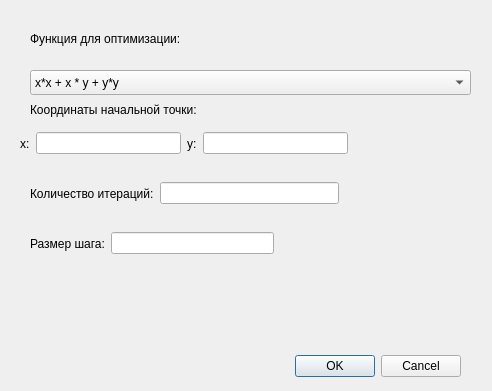
The window that dialogmodel.ui (braubergiag/GDG) describes before a commit, drawn with Qt 5.
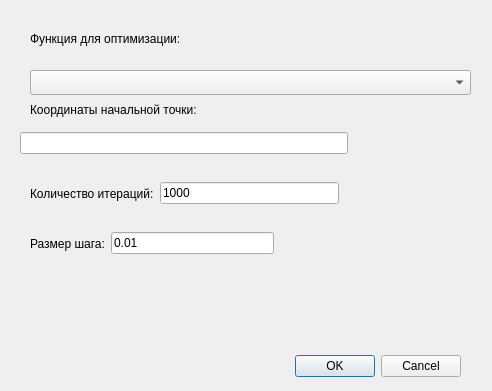
The same window after the commit.

What changed in the file:
```diff
--- a/dialogmodel.ui
+++ b/dialogmodel.ui
@@ -51,21 +51,6 @@
      <height>25</height>
     </rect>
    </property>
-   <item>
-    <property name="text">
-     <string>x*x + x * y + y*y</string>
-    </property>
-   </item>
-   <item>
-    <property name="text">
-     <string> (x * x * cos(x) - x) / 10</string>
-    </property>
-   </item>
-   <item>
-    <property name="text">
-     <string> (1 - x) * (1 - x) + 100 * (y - x * x) * (y - x * x)</string>
-    </property>
-   </item>
   </widget>
   <widget class="QLabel" name="label_2">
    <property name="geometry">
@@ -80,7 +65,7 @@
     <string>Координаты начальной точки:</string>
    </property>
   </widget>
-  <widget class="QWidget" name="">
+  <widget class="QWidget" name="layoutWidget">
    <property name="geometry">
     <rect>
      <x>20</x>
@@ -91,28 +76,11 @@
    </property>
    <layout class="QHBoxLayout" name="horizontalLayout">
     <item>
-     <widget class="QLabel" name="label_4">
-      <property name="text">
-       <string>x:</string>
-      </property>
-     </widget>
-    </item>
-    <item>
-     <widget class="QLineEdit" name="lineEdit"/>
-    </item>
-    <item>
-     <widget class="QLabel" name="label_3">
-      <property name="text">
-       <string>y:</string>
-      </property>
-     </widget>
-    </item>
-    <item>
-     <widget class="QLineEdit" name="lineEdit_2"/>
+     <widget class="QLineEdit" name="lineEdit_coords"/>
     </item>
    </layout>
   </widget>
-  <widget class="QWidget" name="">
+  <widget class="QWidget" name="layoutWidget">
    <property name="geometry">
     <rect>
      <x>30</x>
@@ -130,11 +98,15 @@
      </widget>
     </item>
     <item>
-     <widget class="QLineEdit" name="lineEdit_3"/>
+     <widget class="QLineEdit" name="lineEdit_iterCount">
+      <property name="text">
+       <string>1000</string>
+      </property>
+     </widget>
     </item>
    </layout>
   </widget>
-  <widget class="QWidget" name="">
+  <widget class="QWidget" name="layoutWidget">
    <property name="geometry">
     <rect>
      <x>30</x>
@@ -152,7 +124,11 @@
      </widget>
     </item>
     <item>
-     <widget class="QLineEdit" name="lineEdit_4"/>
+     <widget class="QLineEdit" name="lineEdit_4">
+      <property name="text">
+       <string>0.01</string>
+      </property>
+     </widget>
     </item>
    </layout>
   </widget>
```
Left out of the diff: 2 changed lines with no effect on the pictures.
